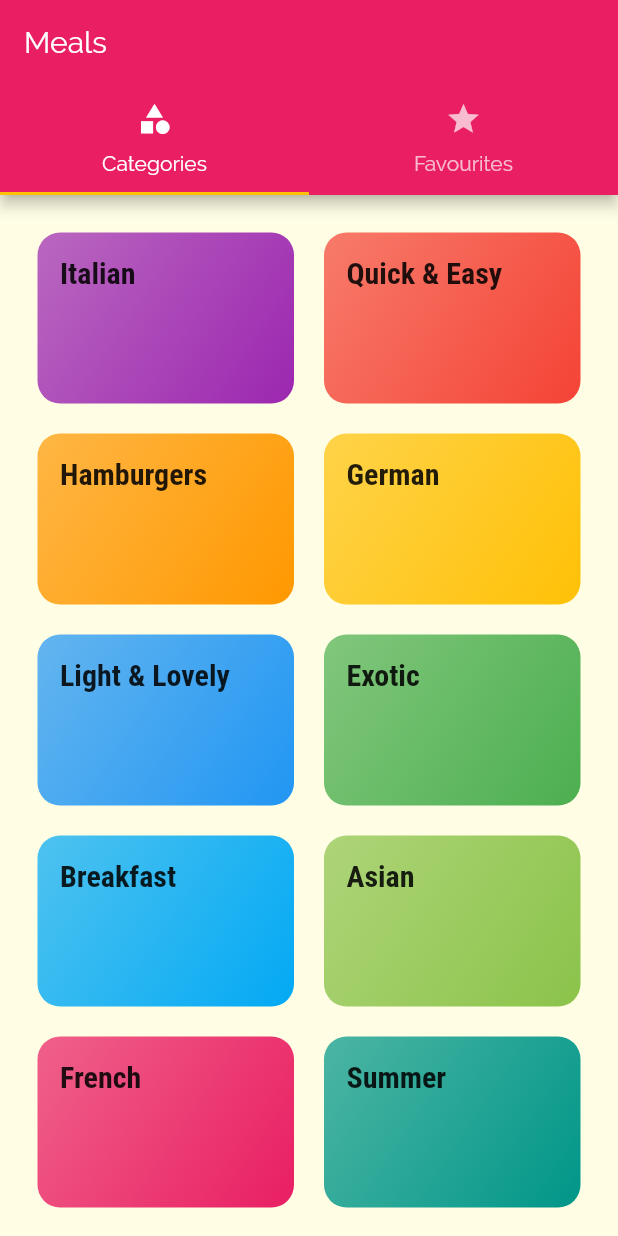
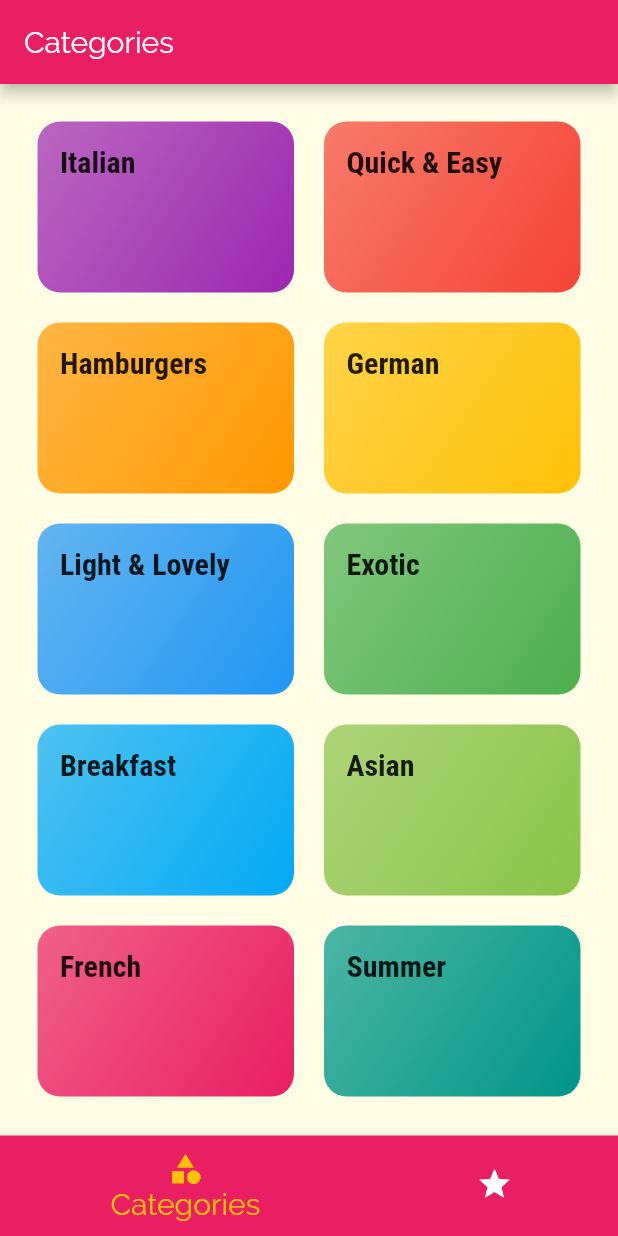
Before and after one commit to Daniel-Sogbey/flutter_mla_app-flutter-series-3-, a Flutter app: the screen it shows after launch, on a phone screen of 412 x 824 dp. Run offline on Flutter 3.47's test engine with Material 2 defaults, Android fonts, the phone set to English and light mode, and no system bars.

```diff
--- a/lib/screens/tabs_screen.dart
+++ b/lib/screens/tabs_screen.dart
@@ -9,36 +9,57 @@ class TabsScreen extends StatefulWidget {
 }
 
 class _TabsScreenState extends State<TabsScreen> {
+  final List<Map<String, Object>> _pages = [
+    {
+      'page': CategoriesScreen(),
+      'title': 'Categories',
+    },
+    {
+      'page': FavoritesScreen(),
+      'title': 'Your Favorites',
+    }
+  ];
+
+  int _selectedPageIndex = 0;
+
+  void _selectPage(int index) {
+    setState(() {
+      _selectedPageIndex = index;
+    });
+  }
+
   @override
   Widget build(BuildContext context) {
-    return DefaultTabController(
-      length: 2,
-      child: Scaffold(
+    return Scaffold(
       appBar: AppBar(
-          title: Text('Meals'),
-          bottom: TabBar(
-            tabs: <Widget>[
-              Tab(
+        title: Text(_pages[_selectedPageIndex]['title']),
+      ),
+      body: _pages[_selectedPageIndex]['page'],
+      bottomNavigationBar: BottomNavigationBar(
+        onTap: _selectPage,
+        backgroundColor: Theme.of(context).primaryColor,
+        unselectedItemColor: Colors.white,
+        selectedItemColor: Theme.of(context).accentColor,
+        currentIndex: _selectedPageIndex,
+        selectedFontSize: 20.0,
+        unselectedFontSize: 18.0,
+        type: BottomNavigationBarType.shifting,
+        items: <BottomNavigationBarItem>[
+          BottomNavigationBarItem(
+            backgroundColor: Theme.of(context).primaryColor,
             icon: Icon(
               Icons.category,
             ),
-                text: 'Categories',
+            title: Text('Categories'),
           ),
-              Tab(
+          BottomNavigationBarItem(
+            backgroundColor: Theme.of(context).primaryColor,
             icon: Icon(
               Icons.star,
             ),
-                text: 'Favourites',
+            title: Text('Favorites'),
           ),
         ],
-          ),
-        ),
-        body: TabBarView(
-          children: <Widget>[
-            CategoriesScreen(),
-            FavoritesScreen(),
-          ],
-        ),
       ),
     );
   }
```
Lines whose indentation alone changed are shown as unchanged.
